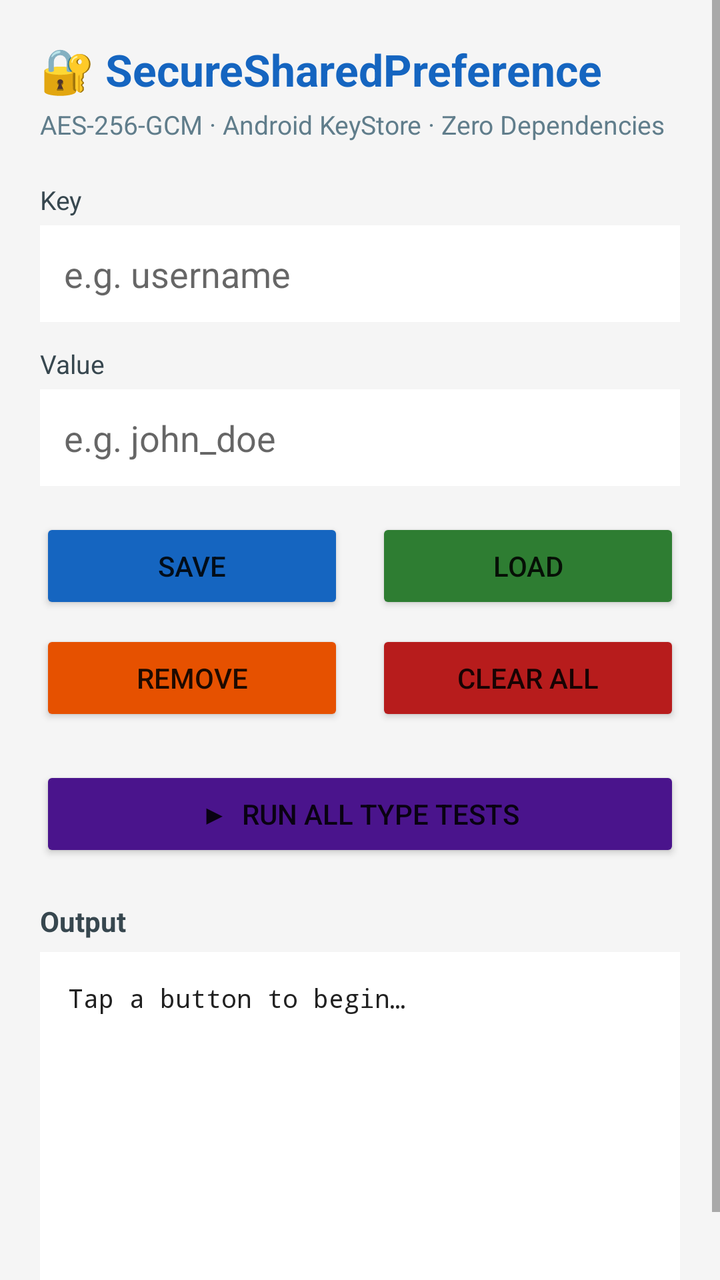
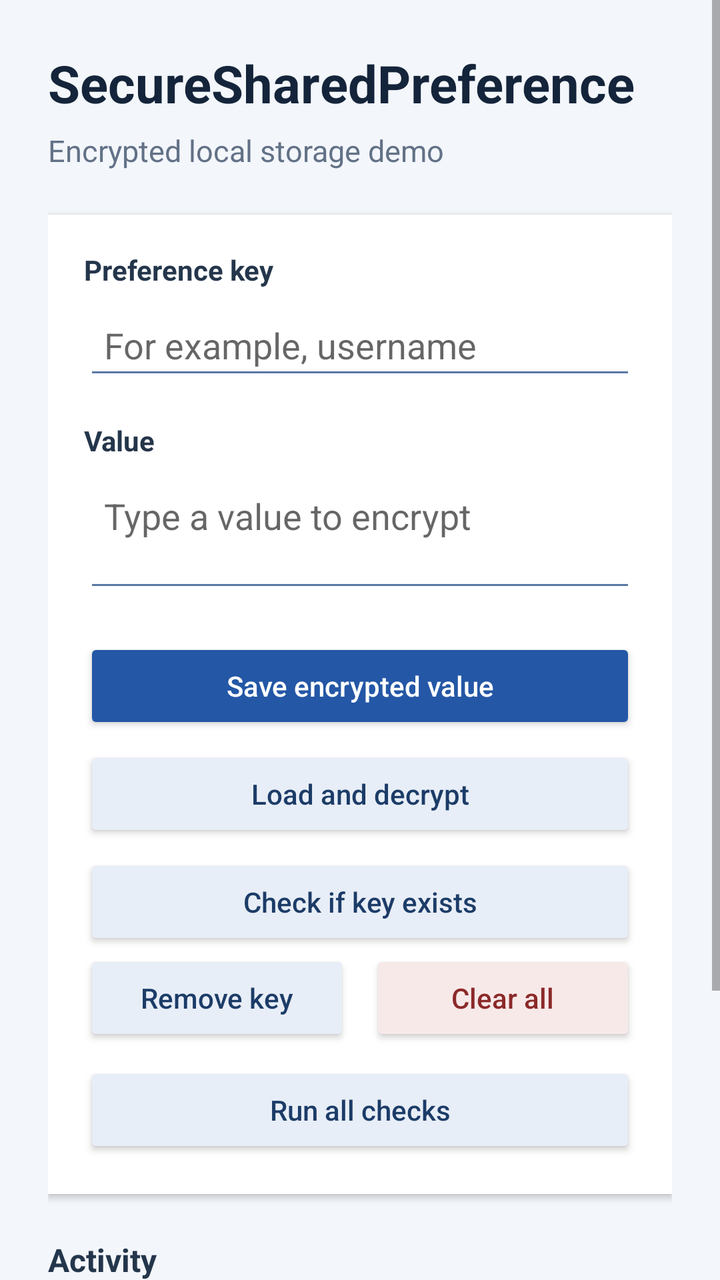

Before-and-after screenshots of an Android layout around one commit, followed by the original layout XML and the change that was made.
<!-- AndroidManifest.xml: application theme android:Theme.Material.Light.NoActionBar -->
<!-- res/layout/activity_main.xml -->
<?xml version="1.0" encoding="utf-8"?>
<ScrollView xmlns:android="http://schemas.android.com/apk/res/android"
    android:layout_width="match_parent"
    android:layout_height="match_parent"
    android:background="#F5F5F5">

    <LinearLayout
        android:layout_width="match_parent"
        android:layout_height="wrap_content"
        android:orientation="vertical"
        android:padding="20dp">

        
        <TextView
            android:layout_width="match_parent"
            android:layout_height="wrap_content"
            android:text="🔐 SecureSharedPreference"
            android:textSize="22sp"
            android:textStyle="bold"
            android:textColor="#1565C0"
            android:layout_marginBottom="4dp" />

        <TextView
            android:layout_width="match_parent"
            android:layout_height="wrap_content"
            android:text="AES-256-GCM · Android KeyStore · Zero Dependencies"
            android:textSize="13sp"
            android:textColor="#607D8B"
            android:layout_marginBottom="20dp" />

        
        <TextView
            android:layout_width="match_parent"
            android:layout_height="wrap_content"
            android:text="Key"
            android:textSize="13sp"
            android:textColor="#37474F"
            android:layout_marginBottom="4dp" />

        <EditText
            android:id="@+id/etKey"
            android:layout_width="match_parent"
            android:layout_height="wrap_content"
            android:hint="e.g. username"
            android:inputType="text"
            android:padding="12dp"
            android:background="#FFFFFF"
            android:layout_marginBottom="12dp" />

        <TextView
            android:layout_width="match_parent"
            android:layout_height="wrap_content"
            android:text="Value"
            android:textSize="13sp"
            android:textColor="#37474F"
            android:layout_marginBottom="4dp" />

        <EditText
            android:id="@+id/etValue"
            android:layout_width="match_parent"
            android:layout_height="wrap_content"
            android:hint="e.g. john_doe"
            android:inputType="text"
            android:padding="12dp"
            android:background="#FFFFFF"
            android:layout_marginBottom="16dp" />

        
        <LinearLayout
            android:layout_width="match_parent"
            android:layout_height="wrap_content"
            android:orientation="horizontal"
            android:layout_marginBottom="8dp">

            <Button
                android:id="@+id/btnSave"
                android:layout_width="0dp"
                android:layout_height="wrap_content"
                android:layout_weight="1"
                android:text="Save"
                android:backgroundTint="#1565C0"
                android:layout_marginEnd="8dp" />

            <Button
                android:id="@+id/btnLoad"
                android:layout_width="0dp"
                android:layout_height="wrap_content"
                android:layout_weight="1"
                android:text="Load"
                android:backgroundTint="#2E7D32"
                android:layout_marginStart="8dp" />

        </LinearLayout>

        <LinearLayout
            android:layout_width="match_parent"
            android:layout_height="wrap_content"
            android:orientation="horizontal"
            android:layout_marginBottom="20dp">

            <Button
                android:id="@+id/btnRemove"
                android:layout_width="0dp"
                android:layout_height="wrap_content"
                android:layout_weight="1"
                android:text="Remove"
                android:backgroundTint="#E65100"
                android:layout_marginEnd="8dp" />

            <Button
                android:id="@+id/btnClear"
                android:layout_width="0dp"
                android:layout_height="wrap_content"
                android:layout_weight="1"
                android:text="Clear All"
                android:backgroundTint="#B71C1C"
                android:layout_marginStart="8dp" />

        </LinearLayout>

        
        <Button
            android:id="@+id/btnRunTests"
            android:layout_width="match_parent"
            android:layout_height="wrap_content"
            android:text="▶  Run All Type Tests"
            android:backgroundTint="#4A148C"
            android:layout_marginBottom="20dp" />

        
        <TextView
            android:layout_width="match_parent"
            android:layout_height="wrap_content"
            android:text="Output"
            android:textSize="14sp"
            android:textStyle="bold"
            android:textColor="#37474F"
            android:layout_marginBottom="6dp" />

        <TextView
            android:id="@+id/tvOutput"
            android:layout_width="match_parent"
            android:layout_height="wrap_content"
            android:minHeight="180dp"
            android:padding="14dp"
            android:background="#FFFFFF"
            android:textSize="13sp"
            android:fontFamily="monospace"
            android:textColor="#212121"
            android:text="Tap a button to begin…" />

    </LinearLayout>
</ScrollView>
<!-- resources referenced by this layout -->
<resources>

</resources>

<!-- the commit's change to res/layout/activity_main.xml (unified diff, before → after) -->
@@ -1,153 +1,182 @@
 <?xml version="1.0" encoding="utf-8"?>
 <ScrollView xmlns:android="http://schemas.android.com/apk/res/android"
+    android:id="@+id/root"
     android:layout_width="match_parent"
     android:layout_height="match_parent"
-    android:background="#F5F5F5">
+    android:background="#F3F6FA"
+    android:fillViewport="true">
 
     <LinearLayout
         android:layout_width="match_parent"
         android:layout_height="wrap_content"
         android:orientation="vertical"
-        android:padding="20dp">
-
-        
-        <TextView
-            android:layout_width="match_parent"
-            android:layout_height="wrap_content"
-            android:text="🔐 SecureSharedPreference"
-            android:textSize="22sp"
-            android:textStyle="bold"
-            android:textColor="#1565C0"
-            android:layout_marginBottom="4dp" />
+        android:padding="24dp">
 
         <TextView
             android:layout_width="match_parent"
             android:layout_height="wrap_content"
-            android:text="AES-256-GCM · Android KeyStore · Zero Dependencies"
-            android:textSize="13sp"
-            android:textColor="#607D8B"
-            android:layout_marginBottom="20dp" />
-
-        
-        <TextView
-            android:layout_width="match_parent"
-            android:layout_height="wrap_content"
-            android:text="Key"
-            android:textSize="13sp"
-            android:textColor="#37474F"
-            android:layout_marginBottom="4dp" />
-
-        <EditText
-            android:id="@+id/etKey"
-            android:layout_width="match_parent"
-            android:layout_height="wrap_content"
-            android:hint="e.g. username"
-            android:inputType="text"
-            android:padding="12dp"
-            android:background="#FFFFFF"
-            android:layout_marginBottom="12dp" />
+            android:text="SecureSharedPreference"
+            android:textColor="#14243A"
+            android:textSize="26sp"
+            android:textStyle="bold" />
 
         <TextView
             android:layout_width="match_parent"
             android:layout_height="wrap_content"
-            android:text="Value"
-            android:textSize="13sp"
-            android:textColor="#37474F"
-            android:layout_marginBottom="4dp" />
-
-        <EditText
-            android:id="@+id/etValue"
-            android:layout_width="match_parent"
-            android:layout_height="wrap_content"
-            android:hint="e.g. john_doe"
-            android:inputType="text"
-            android:padding="12dp"
-            android:background="#FFFFFF"
-            android:layout_marginBottom="16dp" />
-
-        
-        <LinearLayout
-            android:layout_width="match_parent"
-            android:layout_height="wrap_content"
-            android:orientation="horizontal"
-            android:layout_marginBottom="8dp">
-
-            <Button
-                android:id="@+id/btnSave"
-                android:layout_width="0dp"
-                android:layout_height="wrap_content"
-                android:layout_weight="1"
-                android:text="Save"
-                android:backgroundTint="#1565C0"
-                android:layout_marginEnd="8dp" />
-
-            <Button
-                android:id="@+id/btnLoad"
-                android:layout_width="0dp"
-                android:layout_height="wrap_content"
-                android:layout_weight="1"
-                android:text="Load"
-                android:backgroundTint="#2E7D32"
-                android:layout_marginStart="8dp" />
-
-        </LinearLayout>
+            android:layout_marginTop="6dp"
+            android:layout_marginBottom="22dp"
+            android:text="Encrypted local storage demo"
+            android:textColor="#627187"
+            android:textSize="15sp" />
 
         <LinearLayout
             android:layout_width="match_parent"
             android:layout_height="wrap_content"
-            android:orientation="horizontal"
-            android:layout_marginBottom="20dp">
+            android:background="#FFFFFF"
+            android:elevation="2dp"
+            android:orientation="vertical"
+            android:padding="18dp">
+
+            <TextView
+                android:layout_width="match_parent"
+                android:layout_height="wrap_content"
+                android:text="Preference key"
+                android:textColor="#24364B"
+                android:textSize="14sp"
+                android:textStyle="bold" />
+
+            <EditText
+                android:id="@+id/etKey"
+                android:layout_width="match_parent"
+                android:layout_height="wrap_content"
+                android:layout_marginTop="6dp"
+                android:layout_marginBottom="16dp"
+                android:backgroundTint="#5878A5"
+                android:hint="For example, username"
+                android:inputType="text"
+                android:padding="10dp"
+                android:singleLine="true" />
+
+            <TextView
+                android:layout_width="match_parent"
+                android:layout_height="wrap_content"
+                android:text="Value"
+                android:textColor="#24364B"
+                android:textSize="14sp"
+                android:textStyle="bold" />
+
+            <EditText
+                android:id="@+id/etValue"
+                android:layout_width="match_parent"
+                android:layout_height="wrap_content"
+                android:layout_marginTop="6dp"
+                android:layout_marginBottom="18dp"
+                android:backgroundTint="#5878A5"
+                android:gravity="top|start"
+                android:hint="Type a value to encrypt"
+                android:inputType="textMultiLine|textCapSentences"
+                android:minLines="2"
+                android:padding="10dp" />
 
             <Button
-                android:id="@+id/btnRemove"
-                android:layout_width="0dp"
+                android:id="@+id/btnSave"
+                android:layout_width="match_parent"
                 android:layout_height="wrap_content"
-                android:layout_weight="1"
-                android:text="Remove"
-                android:backgroundTint="#E65100"
-                android:layout_marginEnd="8dp" />
+                android:backgroundTint="#2457A6"
+                android:text="Save encrypted value"
+                android:textAllCaps="false"
+                android:textColor="#FFFFFF" />
 
             <Button
-                android:id="@+id/btnClear"
-                android:layout_width="0dp"
+                android:id="@+id/btnLoad"
+                android:layout_width="match_parent"
                 android:layout_height="wrap_content"
-                android:layout_weight="1"
-                android:text="Clear All"
-                android:backgroundTint="#B71C1C"
-                android:layout_marginStart="8dp" />
+                android:layout_marginTop="6dp"
+                android:backgroundTint="#E8EEF7"
+                android:text="Load and decrypt"
+                android:textAllCaps="false"
+                android:textColor="#1C3C68" />
 
+            <Button
+                android:id="@+id/btnContains"
+                android:layout_width="match_parent"
+                android:layout_height="wrap_content"
+                android:layout_marginTop="6dp"
+                android:backgroundTint="#E8EEF7"
+                android:text="Check if key exists"
+                android:textAllCaps="false"
+                android:textColor="#1C3C68" />
+
+            <LinearLayout
+                android:layout_width="match_parent"
+                android:layout_height="wrap_content"
+                android:orientation="horizontal">
+
+                <Button
+                    android:id="@+id/btnRemove"
+                    android:layout_width="0dp"
+                    android:layout_height="wrap_content"
+                    android:layout_marginEnd="5dp"
+                    android:layout_weight="1"
+                    android:backgroundTint="#E8EEF7"
+                    android:text="Remove key"
+                    android:textAllCaps="false"
+                    android:textColor="#1C3C68" />
+
+                <Button
+                    android:id="@+id/btnClear"
+                    android:layout_width="0dp"
+                    android:layout_height="wrap_content"
+                    android:layout_marginStart="5dp"
+                    android:layout_weight="1"
+                    android:backgroundTint="#F8E9E9"
+                    android:text="Clear all"
+                    android:textAllCaps="false"
+                    android:textColor="#8B2929" />
+            </LinearLayout>
+
+            <Button
+                android:id="@+id/btnRunTests"
+                android:layout_width="match_parent"
+                android:layout_height="wrap_content"
+                android:layout_marginTop="8dp"
+                android:backgroundTint="#E8EEF7"
+                android:text="Run all checks"
+                android:textAllCaps="false"
+                android:textColor="#1C3C68" />
         </LinearLayout>
 
-        
-        <Button
-            android:id="@+id/btnRunTests"
-            android:layout_width="match_parent"
-            android:layout_height="wrap_content"
-            android:text="▶  Run All Type Tests"
-            android:backgroundTint="#4A148C"
-            android:layout_marginBottom="20dp" />
-
-        
         <TextView
             android:layout_width="match_parent"
             android:layout_height="wrap_content"
-            android:text="Output"
-            android:textSize="14sp"
-            android:textStyle="bold"
-            android:textColor="#37474F"
-            android:layout_marginBottom="6dp" />
+            android:layout_marginTop="22dp"
+            android:layout_marginBottom="8dp"
+            android:text="Activity"
+            android:textColor="#24364B"
+            android:textSize="16sp"
+            android:textStyle="bold" />
 
         <TextView
             android:id="@+id/tvOutput"
             android:layout_width="match_parent"
             android:layout_height="wrap_content"
-            android:minHeight="180dp"
-            android:padding="14dp"
             android:background="#FFFFFF"
-            android:textSize="13sp"
+            android:elevation="1dp"
             android:fontFamily="monospace"
-            android:textColor="#212121"
-            android:text="Tap a button to begin…" />
+            android:minHeight="112dp"
+            android:padding="16dp"
+            android:text="Starting secure storage..."
+            android:textColor="#33445B"
+            android:textIsSelectable="true"
+            android:textSize="14sp" />
+
+        <TextView
+            android:layout_width="match_parent"
+            android:layout_height="wrap_content"
+            android:layout_marginTop="12dp"
+            android:text="Values are stored locally and encrypted with Android Keystore."
+            android:textColor="#718096"
+            android:textSize="12sp" />
 
     </LinearLayout>
 </ScrollView>
